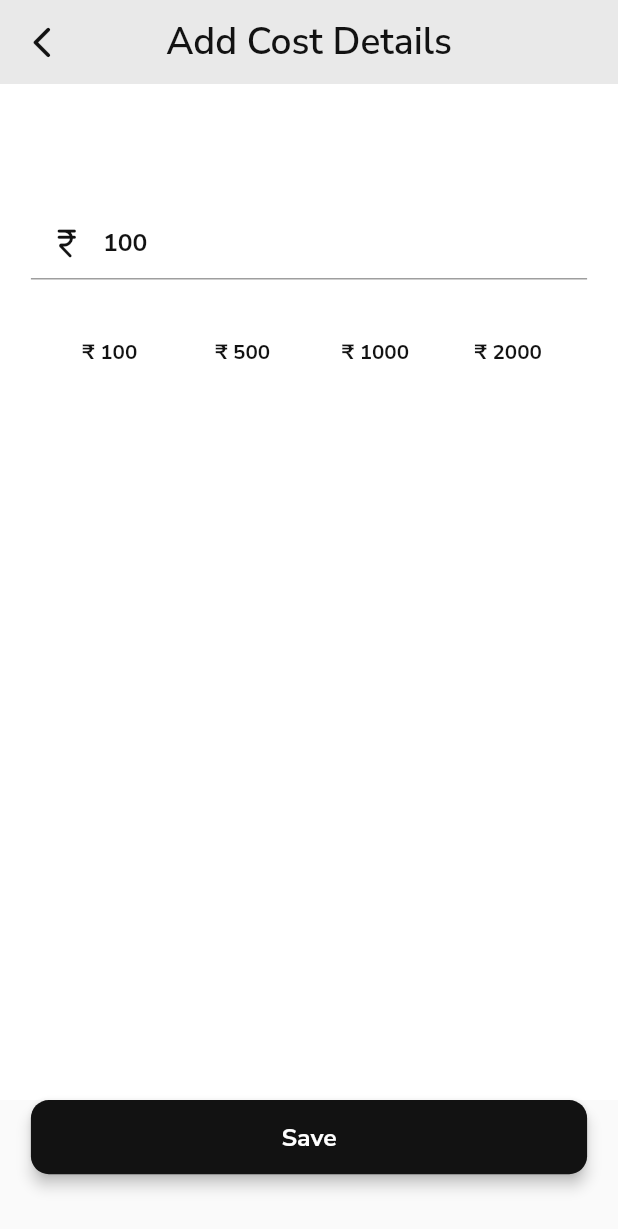
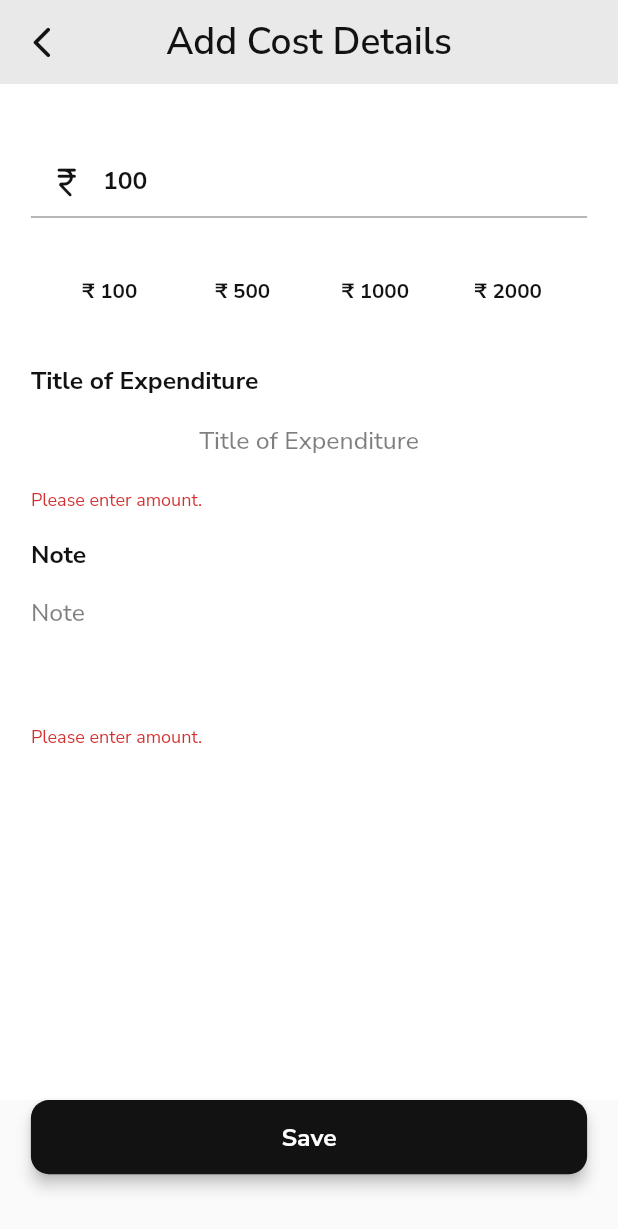
Before and after one commit to HemangSidapara/krishna_gaushala, a Flutter app: the AddCostDetailsView screen opened by its route, after a tap on "₹ 100", after a tap on "Save", on a phone screen of 412 x 824 dp. Shown: the top 1229 px of the screen. Run offline on Flutter 3.47's test engine with Material 2 defaults, Android fonts, the light colour scheme and no system bars; our stand-ins replace dio, get, get_storage, google_fonts, share_plus; accounts and stored records are empty; statements that could not run were skipped.

Commit message:
add cost details done

```diff
--- a/lib/app/Constants/api_keys.dart
+++ b/lib/app/Constants/api_keys.dart
@@ -4,4 +4,6 @@
   static const name = "name";
   static const amount = "amount";
   static const type = "type";
+  static const spendTo = "spend_to";
+  static const notes = "notes";
 }
--- a/lib/app/Constants/api_urls.dart
+++ b/lib/app/Constants/api_urls.dart
@@ -6,4 +6,6 @@
   static const String loginApi = '${baseUrlPath}Login';
   static const String getTypesApi = '${baseUrlPath}getTypes';
   static const String generatePDFApi = '${baseUrlPath}generatePdf';
+  static const String spendAmountApi = '${baseUrlPath}spendAmount';
+  static const String getSpendsApi = '${baseUrlPath}getSpends';
 }
--- /dev/null
+++ b/lib/app/Constants/app_icons.dart
@@ -0,0 +1,3 @@
+class AppIcons {
+  static const sendMoneyIcon = "assets/icons/send_money.png";
+}
--- a/lib/app/Constants/app_strings.dart
+++ b/lib/app/Constants/app_strings.dart
@@ -14,4 +14,8 @@
   static String enterAmount = 'Enter amount';
   static String enterPersonName = 'Enter person name';
   static String personName = 'Person Name';
+  static String titleOfExpenditure = 'Title of Expenditure';
+  static String note = 'Note';
+  static String pleaseEnterTitle = 'Please enter title.';
+  static String pleaseEnterNote = 'Please enter note.';
 }
--- a/lib/app/Network/services/dashboard_service/dashboard_service.dart
+++ b/lib/app/Network/services/dashboard_service/dashboard_service.dart
@@ -3,7 +3,7 @@
 import 'package:krishna_gaushala/app/Constants/api_urls.dart';
 import 'package:krishna_gaushala/app/Constants/app_utils.dart';
 import 'package:krishna_gaushala/app/Network/api_base_helper.dart';
-import 'package:krishna_gaushala/app/Screens/dashboard_screen/dashboard_models/get_types_model.dart';
+import 'package:krishna_gaushala/app/Screens/dashboard_screen/dashboard_model/get_types_model.dart';
 
 class DashboardService{
   Future<GetTypesModel?> getTypesApiService() async {
--- a/lib/app/Network/services/dashboard_service/payment_service.dart
+++ b/lib/app/Network/services/dashboard_service/payment_service.dart
@@ -4,10 +4,10 @@
 import 'package:krishna_gaushala/app/Constants/api_urls.dart';
 import 'package:krishna_gaushala/app/Constants/app_utils.dart';
 import 'package:krishna_gaushala/app/Network/api_base_helper.dart';
-import 'package:krishna_gaushala/app/Screens/dashboard_screen/payment_details_screen/payment_details_models/generate_pdf_model.dart';
+import 'package:krishna_gaushala/app/Screens/dashboard_screen/payment_details_screen/payment_details_model/generate_pdf_model.dart';
 
 class PaymentService {
-  Future<GeneratePdfModel?> getTypesApiService({
+  Future<GeneratePdfModel?> generatePDFApiService({
     required String name,
     required String amount,
     required String type,
--- a/lib/app/Screens/dashboard_screen/dashboard_controller.dart
+++ b/lib/app/Screens/dashboard_screen/dashboard_controller.dart
@@ -1,6 +1,6 @@
 import 'package:get/get.dart';
 import 'package:krishna_gaushala/app/Network/services/dashboard_service/dashboard_service.dart';
-import 'package:krishna_gaushala/app/Screens/dashboard_screen/dashboard_models/get_types_model.dart';
+import 'package:krishna_gaushala/app/Screens/dashboard_screen/dashboard_model/get_types_model.dart';
 
 class DashboardController extends GetxController {
   RxBool isLoading = false.obs;
--- a/lib/app/Screens/dashboard_screen/payment_details_screen/payment_details_controller.dart
+++ b/lib/app/Screens/dashboard_screen/payment_details_screen/payment_details_controller.dart
@@ -2,7 +2,7 @@
 import 'package:get/get.dart';
 import 'package:krishna_gaushala/app/Constants/app_strings.dart';
 import 'package:krishna_gaushala/app/Network/services/dashboard_service/payment_service.dart';
-import 'package:krishna_gaushala/app/Screens/dashboard_screen/dashboard_models/get_types_model.dart';
+import 'package:krishna_gaushala/app/Screens/dashboard_screen/dashboard_model/get_types_model.dart';
 import 'package:share_plus/share_plus.dart';
 
 class PaymentDetailsController extends GetxController {
@@ -34,7 +34,7 @@
     if (!isValid) {
       return;
     } else {
-      final response = await PaymentService().getTypesApiService(
+      final response = await PaymentService().generatePDFApiService(
         name: nameController.text,
         amount: amountController.text,
         type: tabList[index].type!,
--- a/lib/app/Screens/dashboard_screen/payment_details_screen/payment_details_view.dart
+++ b/lib/app/Screens/dashboard_screen/payment_details_screen/payment_details_view.dart
@@ -2,7 +2,7 @@
 import 'package:get/get.dart';
 import 'package:krishna_gaushala/app/Constants/app_colors.dart';
 import 'package:krishna_gaushala/app/Constants/app_strings.dart';
-import 'package:krishna_gaushala/app/Screens/dashboard_screen/dashboard_models/get_types_model.dart';
+import 'package:krishna_gaushala/app/Screens/dashboard_screen/dashboard_model/get_types_model.dart';
 import 'package:krishna_gaushala/app/Screens/dashboard_screen/payment_details_screen/payment_details_controller.dart';
 import 'package:krishna_gaushala/app/Utils/app_sizer.dart';
 
@@ -60,7 +60,7 @@
       body: Form(
         key: paymentDetailsFormKey,
         child: Padding(
-          padding: EdgeInsets.symmetric(horizontal: 5.w).copyWith(bottom: keyboardPadding + 10.h),
+          padding: EdgeInsets.symmetric(horizontal: 5.w).copyWith(bottom: keyboardPadding + 15.h),
           child: SingleChildScrollView(
             child: Column(
               children: [
--- a/lib/app/Screens/settings_screen/cost_details_screen/add_cost_details_screen/add_cost_details_controller.dart
+++ b/lib/app/Screens/settings_screen/cost_details_screen/add_cost_details_screen/add_cost_details_controller.dart
@@ -1,9 +1,12 @@
 import 'package:flutter/cupertino.dart';
 import 'package:get/get.dart';
 import 'package:krishna_gaushala/app/Constants/app_strings.dart';
+import 'package:krishna_gaushala/app/Network/services/settings_service/settings_service.dart';
 
-class AddCostDetailsController extends GetxController{
+class AddCostDetailsController extends GetxController {
   TextEditingController amountController = TextEditingController();
+  TextEditingController titleOfExpenditureController = TextEditingController();
+  TextEditingController noteController = TextEditingController();
 
   ///validate amount
   String? validateAmount(String value) {
@@ -12,4 +15,39 @@
     }
     return null;
   }
+
+  ///validate Title of Expenditure
+  String? validateTitleOfExpenditure(String value) {
+    if (value.isEmpty) {
+      return AppStrings.pleaseEnterTitle;
+    }
+    return null;
+  }
+
+  ///validate note
+  String? validateNote(String value) {
+    if (value.isEmpty) {
+      return AppStrings.pleaseEnterNote;
+    }
+    return null;
+  }
+
+  Future<void> checkAddCostDetails({
+    required GlobalKey<FormState> key,
+  }) async {
+    final isValid = key.currentState!.validate();
+    if (!isValid) {
+      return;
+    } else {
+      final response = await SettingsService().spendAmountApiService(
+        amount: amountController.text,
+        spendTo: titleOfExpenditureController.text,
+        notes: noteController.text,
+      );
+
+      if (response?.code == '200') {
+        Get.back(closeOverlays:  true);
+      }
+    }
+  }
 }
--- a/lib/app/Screens/settings_screen/cost_details_screen/add_cost_details_screen/add_cost_details_view.dart
+++ b/lib/app/Screens/settings_screen/cost_details_screen/add_cost_details_screen/add_cost_details_view.dart
@@ -20,6 +20,7 @@
   @override
   Widget build(BuildContext context) {
     final keyboardPadding = MediaQuery.of(context).viewInsets.bottom;
+    print(keyboardPadding);
     return GestureDetector(
       onTap: () {
         FocusManager.instance.primaryFocus?.unfocus();
@@ -49,10 +50,13 @@
             },
           ),
         ),
+        resizeToAvoidBottomInset: false,
         bottomSheet: Padding(
           padding: EdgeInsets.symmetric(horizontal: 5.w, vertical: 5.h).copyWith(top: 0),
           child: ElevatedButton(
-            onPressed: () async {},
+            onPressed: () async {
+              await controller.checkAddCostDetails(key: addCostDetailsFormKey);
+            },
             style: ElevatedButton.styleFrom(
               backgroundColor: AppColors.SECONDARY_COLOR,
               fixedSize: Size(90.w, 6.h),
@@ -74,10 +78,14 @@
         body: Form(
           key: addCostDetailsFormKey,
           child: Padding(
-            padding: EdgeInsets.symmetric(horizontal: 5.w, vertical: 10.h).copyWith(bottom: keyboardPadding),
+            padding: EdgeInsets.symmetric(horizontal: 5.w).copyWith(bottom: keyboardPadding != 0.0 ? keyboardPadding  : 0),
             child: SingleChildScrollView(
               child: Column(
+                mainAxisSize: MainAxisSize.min,
+                crossAxisAlignment: CrossAxisAlignment.start,
                 children: [
+                  SizedBox(height: 5.h),
+
                   ///Amount
                   TextFormField(
                     controller: controller.amountController,
@@ -176,7 +184,77 @@
                       ],
                     ),
                   ),
-                  SizedBox(height: 5.h),
+                  SizedBox(height: 3.h),
+
+                  ///Title of Expenditure
+                  Text(
+                    AppStrings.titleOfExpenditure,
+                    style: TextStyle(
+                      color: AppColors.SECONDARY_COLOR,
+                      fontSize: 12.sp,
+                      fontWeight: FontWeight.w700,
+                    ),
+                  ),
+                  SizedBox(height: 0.6.h),
+
+                  ///Title of Expenditure Field
+                  TextFormField(
+                    controller: controller.titleOfExpenditureController,
+                    validator: (value) {
+                      return controller.validateAmount(value!);
+                    },
+                    style: TextStyle(
+                      color: AppColors.SECONDARY_COLOR,
+                      fontSize: 12.sp,
+                      fontWeight: FontWeight.w700,
+                    ),
+                    textAlign: TextAlign.center,
+                    decoration: InputDecoration(
+                      border: InputBorder.none,
+                      hintText: AppStrings.titleOfExpenditure,
+                      hintStyle: TextStyle(
+                        color: AppColors.BLACK_COLOR.withOpacity(0.5),
+                        fontWeight: FontWeight.w500,
+                        fontSize: 12.sp,
+                      ),
+                    ),
+                    cursorColor: AppColors.SECONDARY_COLOR,
+                  ),
+                  SizedBox(height: 2.h),
+
+                  ///Note
+                  Text(
+                    AppStrings.note,
+                    style: TextStyle(
+                      color: AppColors.SECONDARY_COLOR,
+                      fontWeight: FontWeight.w700,
+                      fontSize: 12.sp,
+                    ),
+                  ),
+                  SizedBox(height: 0.6.h),
+                  TextFormField(
+                    controller: controller.noteController,
+                    validator: (value) {
+                      return controller.validateAmount(value!);
+                    },
+                    style: TextStyle(
+                      color: AppColors.SECONDARY_COLOR,
+                      fontSize: 12.sp,
+                      fontWeight: FontWeight.w700,
+                    ),
+                    minLines: 3,
+                    maxLines: 8,
+                    decoration: InputDecoration(
+                      border: InputBorder.none,
+                      hintText: AppStrings.note,
+                      hintStyle: TextStyle(
+                        color: AppColors.BLACK_COLOR.withOpacity(0.5),
+                        fontWeight: FontWeight.w500,
+                        fontSize: 12.sp,
+                      ),
+                    ),
+                    cursorColor: AppColors.SECONDARY_COLOR,
+                  ),
                 ],
               ),
             ),
--- a/pubspec.yaml
+++ b/pubspec.yaml
@@ -66,6 +66,7 @@
   # To add assets to your application, add an assets section, like this:
   assets:
     - assets/images/
+    - assets/icons/
 
   # An image asset can refer to one or more resolution-specific "variants", see
   # https://flutter.dev/assets-and-images/#resolution-aware
```
Also changed, not shown: lib/app/Constants/app_resource_codes.dart (deleted, +0 -97 lines), lib/app/Network/services/settings_service/settings_service.dart (+43 -1 lines), lib/app/Screens/settings_screen/cost_details_screen/add_cost_details_screen/add_cost_details_model/spend_amount_model.dart (added, +36 -0 lines), lib/app/Screens/settings_screen/cost_details_screen/cost_details_view.dart (+8 -4 lines), lib/app/Screens/settings_screen/settings_view.dart (+8 -6 lines), assets/icons/send_money.png (added), lib/app/Screens/dashboard_screen/dashboard_model/get_types_model.dart (renamed from lib/app/Screens/dashboard_screen/dashboard_models/get_types_model.dart), lib/app/Screens/dashboard_screen/payment_details_screen/payment_details_model/generate_pdf_model.dart (renamed from lib/app/Screens/dashboard_screen/payment_details_screen/payment_details_models/generate_pdf_model.dart), lib/generated/assets.dart (added).
